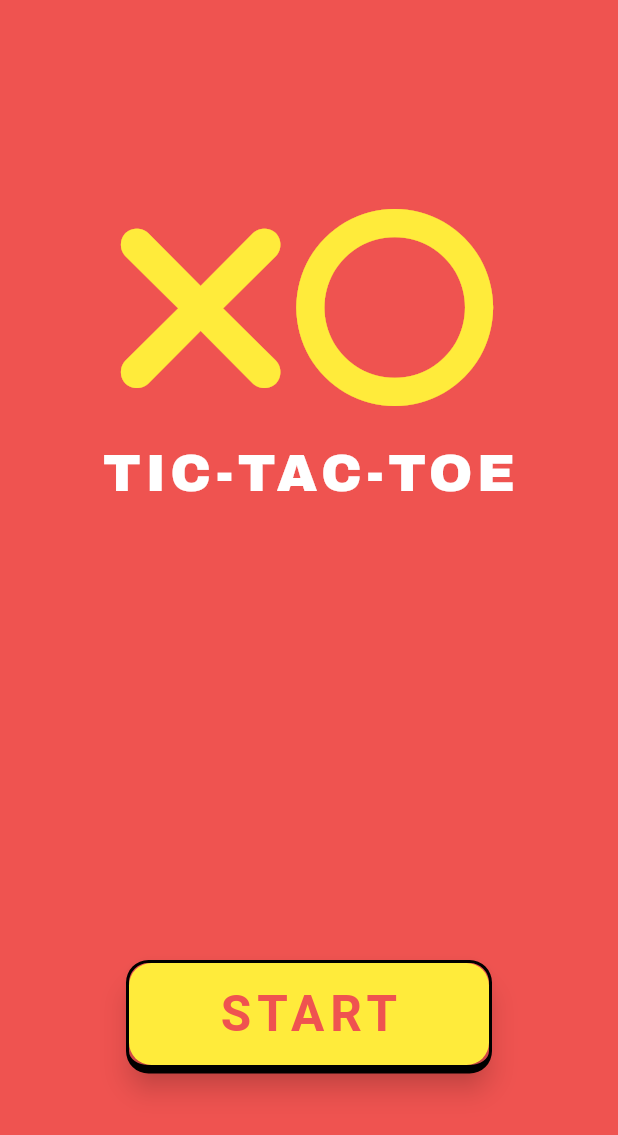
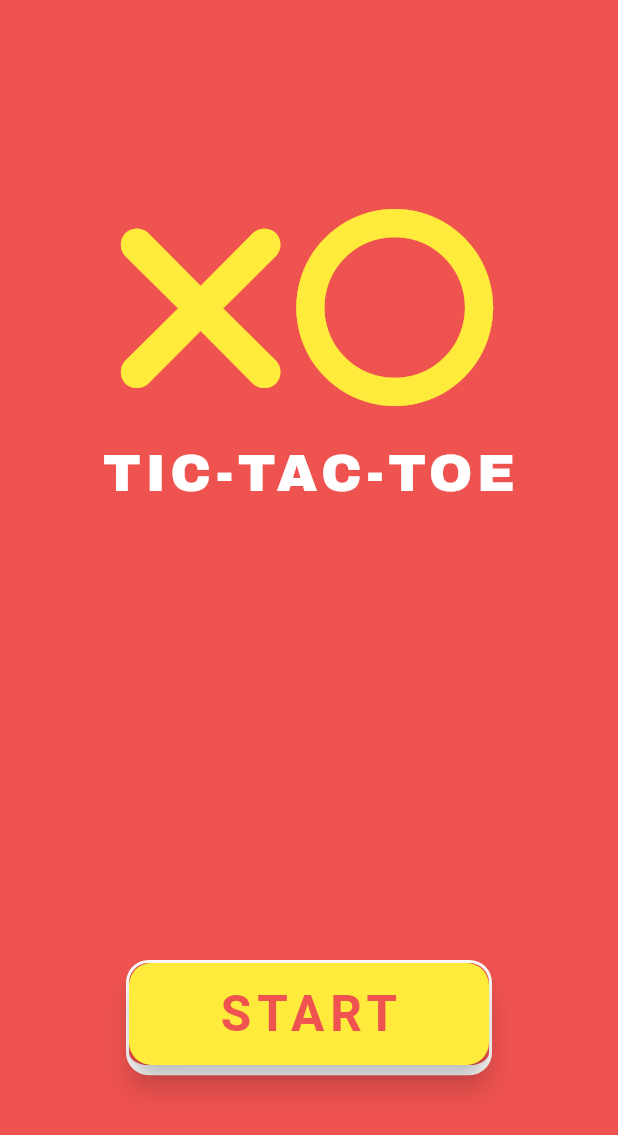
Before and after one commit to Amjadyabroudi128/XO, a Flutter app: the screen it shows after launch, on a phone screen of 412 x 824 dp. Shown: the top 1135 px of the screen. Run offline on Flutter 3.47's test engine with Material 3 defaults, Android fonts, the phone set to English and light mode, and no system bars; our stand-ins replace font_awesome_flutter, google_fonts.

Commit message:
box decoration

```diff
--- a/lib/core/features/startingPage/presentation/widgets/startContainer.dart
+++ b/lib/core/features/startingPage/presentation/widgets/startContainer.dart
@@ -15,10 +15,7 @@ class startContainer extends StatelessWidget {
   @override
   Widget build(BuildContext context) {
     return Container(
-      decoration: BoxDecoration(
-          borderRadius: BorderRadius.circular(15),
-          border: startBorder
-      ),
+      decoration: box,
       child: kElevatedButton(
         onPressed: (){
           Navigator.of(context).pushNamed(chooseSide.id);
```
